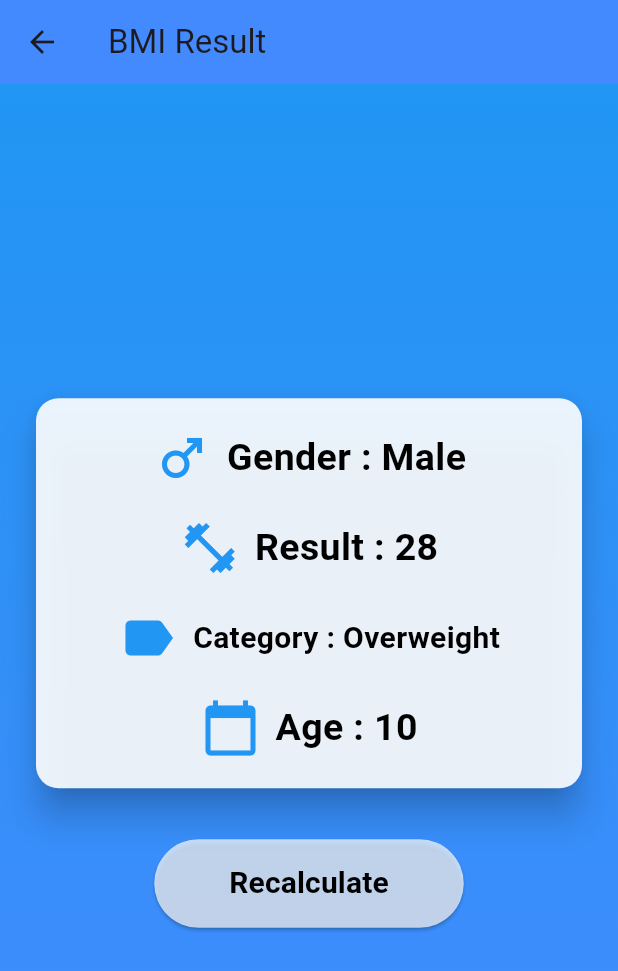
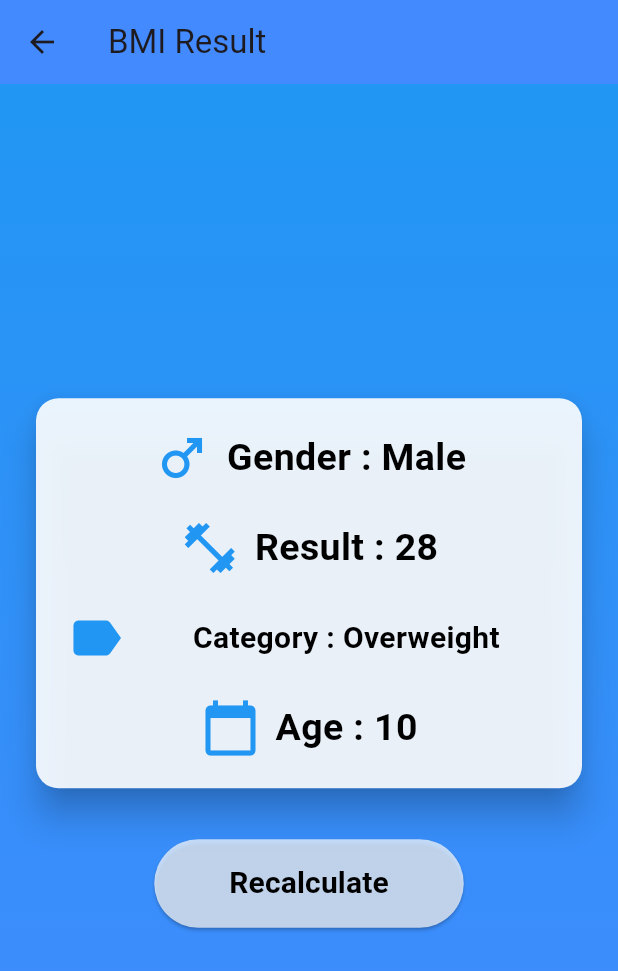
Before and after one commit to BeshoAsham/BMI_calculator, a Flutter app: the screen it shows after launch, after a tap on "CALCULATE", on a phone screen of 412 x 824 dp. Shown: the top 971 px of the screen. Run offline on Flutter 3.47's test engine with Material 3 defaults, Android fonts, the phone set to English and light mode, and no system bars.

Commit message:
solve category issue

```diff
--- a/lib/bmi_result_screen.dart
+++ b/lib/bmi_result_screen.dart
@@ -85,16 +85,18 @@ class BmiResultScreen extends StatelessWidget {
                           Row(
                             mainAxisAlignment: MainAxisAlignment.center,
                             children: [
-                              Icon(Icons.label, size: 40, color: Colors.blue), // Icon for category
+                              Center(child: Icon(Icons.label, size: 40, color: Colors.blue)), // Icon for category
                               SizedBox(width: 10),
-                              Text(
-                                "Category : $category", // Display category
-                                style: TextStyle(
-                                  fontSize: 20.0, // Adjust font size if necessary
-                                  fontWeight: FontWeight.bold,
-                                  color: Colors.black,
+                              Expanded(
+                                child: Text(
+                                  textAlign: TextAlign.center,
+                                  "Category : $category", // Display category
+                                  style: TextStyle(
+                                    fontSize: 20.0, // Adjust font size if necessary
+                                    fontWeight: FontWeight.bold,
+                                    color: Colors.black,
+                                  ),
                                 ),
-                                softWrap: true, // Allow soft wrapping
                               ),
                             ],
                           ),
```
